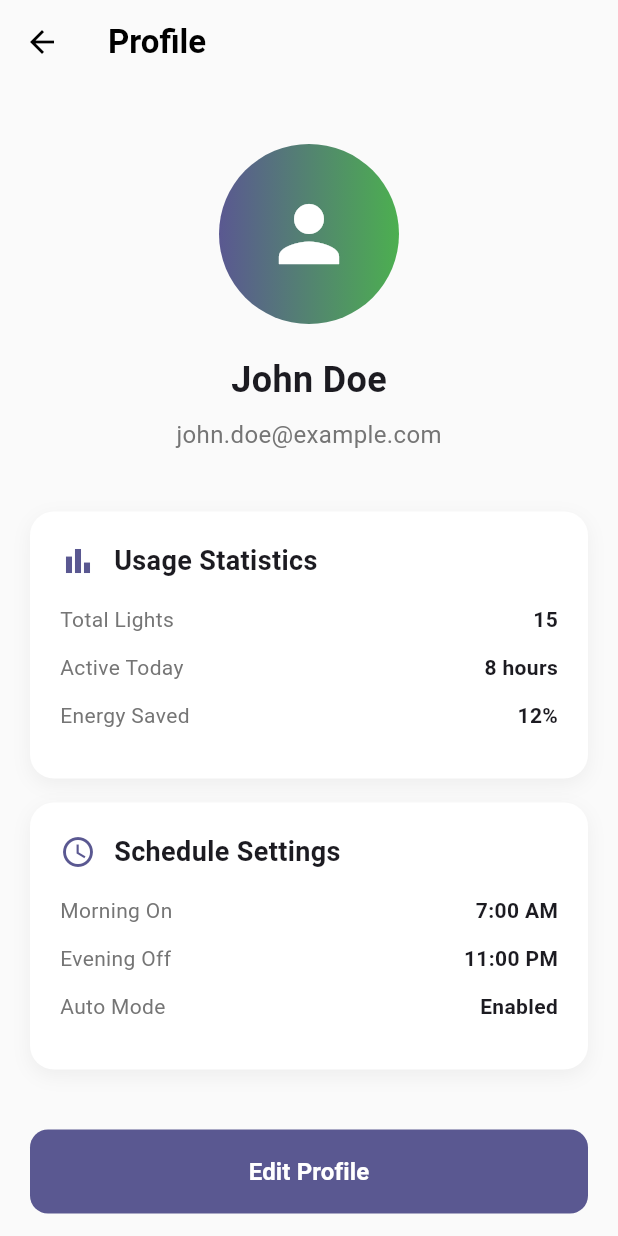
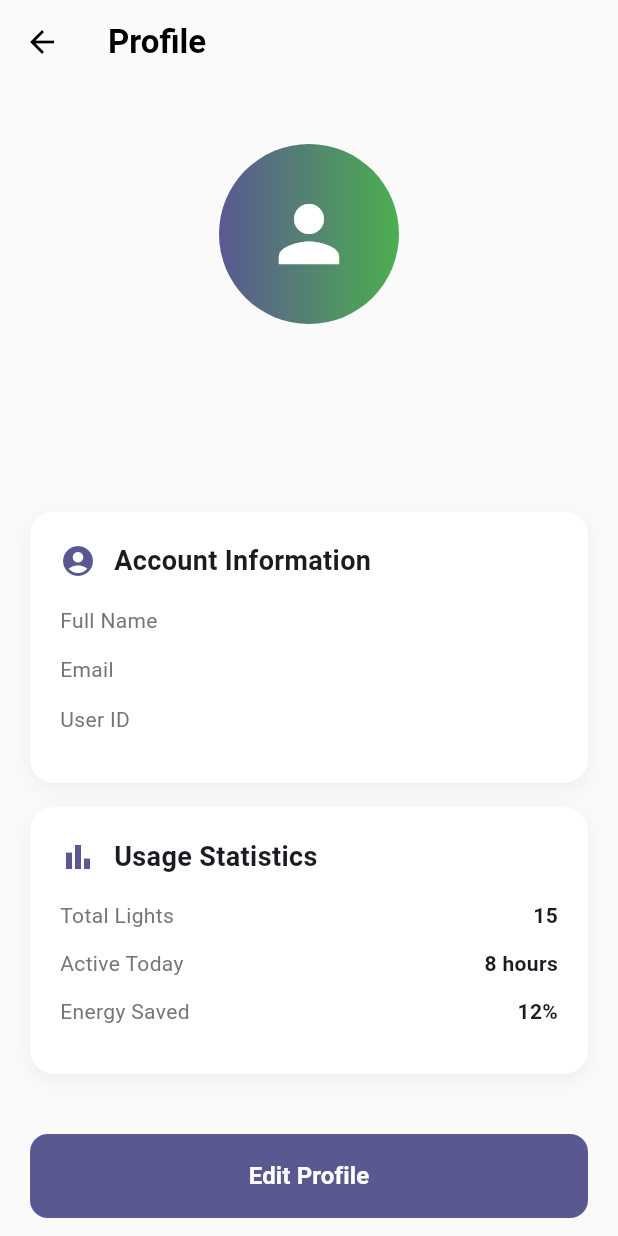
Before and after one commit to TarasPatsakKI/MobileDevelopment_LabsKi-403PatsakTaras, a Flutter app: the ProfilePage screen opened by its route, on a phone screen of 412 x 824 dp. Run offline on Flutter 3.47's test engine with Material 3 defaults, Android fonts, the phone set to English and light mode, and no system bars; our stand-ins replace shared_preferences; accounts and stored records are empty.

Commit message:
Update profile_page.dart

```diff
--- a/lib/pages/profile_page.dart
+++ b/lib/pages/profile_page.dart
@@ -1,8 +1,128 @@
 import 'package:flutter/material.dart';
 import '../widgets/custom_button.dart';
+import '../widgets/custom_text_field.dart';
+import '../domain/services/auth_service.dart';
+import '../data/repositories/user_repository_impl.dart';
+import '../data/models/user_model.dart';
+import '../core/validators/input_validator.dart';
 
-class ProfilePage extends StatelessWidget {
+class ProfilePage extends StatefulWidget {
   const ProfilePage({super.key});
+
+  @override
+  State<ProfilePage> createState() => _ProfilePageState();
+}
+
+class _ProfilePageState extends State<ProfilePage> {
+  late final AuthService _authService;
+  UserModel? _currentUser;
+  bool _isLoading = true;
+
+  @override
+  void initState() {
+    super.initState();
+    _authService = AuthService(UserRepositoryImpl());
+    _loadUserData();
+  }
+
+  Future<void> _loadUserData() async {
+    setState(() {
+      _isLoading = true;
+    });
+
+    final user = await _authService.getCurrentUser();
+
+    setState(() {
+      _currentUser = user;
+      _isLoading = false;
+    });
+  }
+
+  Future<void> _handleLogout() async {
+    await _authService.logout();
+    if (mounted) {
+      Navigator.pushNamedAndRemoveUntil(context, '/login', (route) => false);
+    }
+  }
+
+  Future<void> _showEditProfileDialog() async {
+    if (_currentUser == null) return;
+
+    final nameController = TextEditingController(text: _currentUser!.fullName);
+    final emailController = TextEditingController(text: _currentUser!.email);
+    final formKey = GlobalKey<FormState>();
+
+    await showDialog(
+      context: context,
+      builder: (context) => AlertDialog(
+        title: const Text('Edit Profile'),
+        content: Form(
+          key: formKey,
+          child: Column(
+            mainAxisSize: MainAxisSize.min,
+            children: [
+              CustomTextField(
+                label: 'Full Name',
+                hint: 'Enter your full name',
+                controller: nameController,
+                validator: InputValidator.validateFullName,
+              ),
+              const SizedBox(height: 16),
+              CustomTextField(
+                label: 'Email',
+                hint: 'Enter your email',
+                controller: emailController,
+                validator: InputValidator.validateEmail,
+              ),
+            ],
+          ),
+        ),
+        actions: [
+          TextButton(
+            onPressed: () => Navigator.pop(context),
+            child: const Text('Cancel'),
+          ),
+          TextButton(
+            onPressed: () async {
+              if (formKey.currentState!.validate()) {
+                final updatedUser = _currentUser!.copyWith(
+                  fullName: nameController.text.trim(),
+                  email: emailController.text.trim(),
+                );
+
+                final success = await _authService.updateUser(updatedUser);
+
+                if (context.mounted) {
+                  Navigator.pop(context);
+                  if (success) {
+                    await _loadUserData();
+                    if (context.mounted) {
+                      ScaffoldMessenger.of(context).showSnackBar(
+                        const SnackBar(
+                          content: Text('Profile updated successfully'),
+                          backgroundColor: Colors.green,
+                        ),
+                      );
+                    }
+                  } else {
+                    if (context.mounted) {
+                      ScaffoldMessenger.of(context).showSnackBar(
+                        const SnackBar(
+                          content: Text('Failed to update profile'),
+                          backgroundColor: Colors.red,
+                        ),
+                      );
+                    }
+                  }
+                }
+              }
+            },
+            child: const Text('Save'),
+          ),
+        ],
+      ),
+    );
+  }
 
   @override
   Widget build(BuildContext context) {
@@ -20,7 +140,11 @@ class ProfilePage extends StatelessWidget {
           style: TextStyle(color: Colors.black, fontWeight: FontWeight.bold),
         ),
       ),
-      body: SingleChildScrollView(
+      body: _isLoading
+          ? const Center(child: CircularProgressIndicator())
+          : _currentUser == null
+          ? const Center(child: Text('No user data available'))
+          : SingleChildScrollView(
               padding: const EdgeInsets.all(20),
               child: Column(
                 children: [
@@ -42,40 +166,45 @@ class ProfilePage extends StatelessWidget {
                     ),
                   ),
                   const SizedBox(height: 20),
-            const Text(
-              'John Doe',
-              style: TextStyle(fontSize: 24, fontWeight: FontWeight.bold),
+                  Text(
+                    _currentUser!.fullName,
+                    style: const TextStyle(
+                      fontSize: 24,
+                      fontWeight: FontWeight.bold,
+                    ),
                   ),
                   const SizedBox(height: 8),
                   Text(
-              'john.doe@example.com',
+                    _currentUser!.email,
                     style: TextStyle(fontSize: 16, color: Colors.grey.shade600),
                   ),
                   const SizedBox(height: 40),
+                  _buildInfoCard(
+                    context,
+                    'Account Information',
+                    Icons.account_circle,
+                    [
+                      _buildStatRow('Full Name', _currentUser!.fullName),
+                      _buildStatRow('Email', _currentUser!.email),
+                      _buildStatRow('User ID', _currentUser!.id),
+                    ],
+                  ),
+                  const SizedBox(height: 16),
                   _buildInfoCard(context, 'Usage Statistics', Icons.bar_chart, [
                     _buildStatRow('Total Lights', '15'),
                     _buildStatRow('Active Today', '8 hours'),
                     _buildStatRow('Energy Saved', '12%'),
                   ]),
-            const SizedBox(height: 16),
-            _buildInfoCard(context, 'Schedule Settings', Icons.schedule, [
-              _buildStatRow('Morning On', '7:00 AM'),
-              _buildStatRow('Evening Off', '11:00 PM'),
-              _buildStatRow('Auto Mode', 'Enabled'),
-            ]),
                   const SizedBox(height: 40),
-            CustomButton(text: 'Edit Profile', onPressed: () {}),
+                  CustomButton(
+                    text: 'Edit Profile',
+                    onPressed: _showEditProfileDialog,
+                  ),
                   const SizedBox(height: 16),
                   CustomButton(
                     text: 'Logout',
                     isOutlined: true,
-              onPressed: () {
-                Navigator.pushNamedAndRemoveUntil(
-                  context,
-                  '/login',
-                  (route) => false,
-                );
-              },
+                    onPressed: _handleLogout,
                   ),
                 ],
               ),
@@ -136,9 +265,12 @@ class ProfilePage extends StatelessWidget {
             label,
             style: TextStyle(fontSize: 14, color: Colors.grey.shade600),
           ),
-          Text(
+          Flexible(
+            child: Text(
               value,
               style: const TextStyle(fontSize: 14, fontWeight: FontWeight.w600),
+              overflow: TextOverflow.ellipsis,
+            ),
           ),
         ],
       ),
```
Lines whose indentation alone changed are shown as unchanged.
